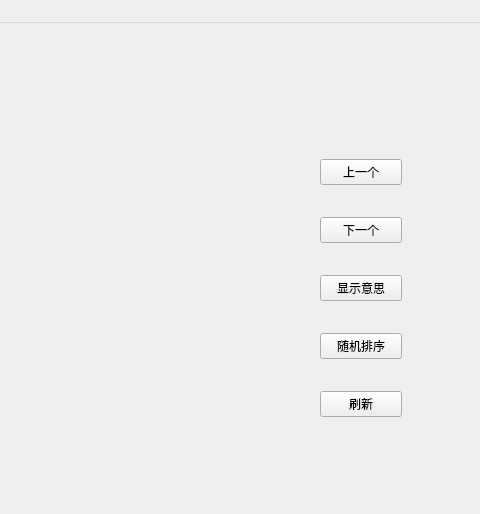
walker51758/QtGit, file wordRecital_source_code/mainwindow.ui: the form before one commit; both pictures show x 320 to 800 and y 0 to 514 of the 800 by 600 pixel window.
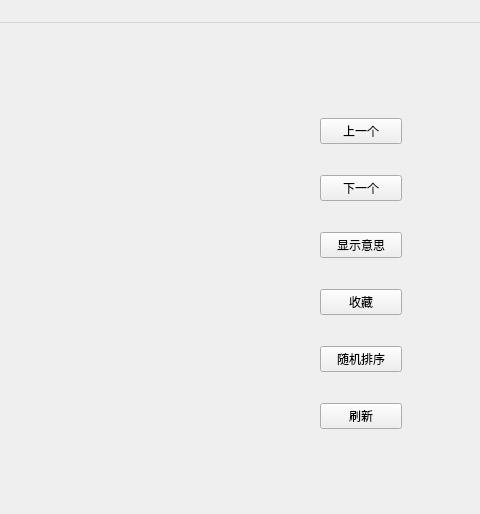
The form after the commit.

Commit message: 1. 修复了刷新或随机排序后中文显示错误的问题。 2. 添加了“复习”功能。主要是增加了一个表格"review"来储存想要记录的单词。可以一键清空。 3. 为“下一个”“上一个”“收藏”添加了快捷键。

The edit to the form file:
```diff
--- a/wordRecital_source_code/mainwindow.ui
+++ b/wordRecital_source_code/mainwindow.ui
@@ -69,9 +69,9 @@
     <property name="geometry">
      <rect>
       <x>640</x>
-      <y>110</y>
+      <y>70</y>
       <width>82</width>
-      <height>311</height>
+      <height>361</height>
      </rect>
     </property>
     <layout class="QVBoxLayout" name="verticalLayout">
@@ -96,6 +96,13 @@
        </property>
       </widget>
      </item>
+     <item>
+      <widget class="QPushButton" name="collectPushButton">
+       <property name="text">
+        <string>收藏</string>
+       </property>
+      </widget>
+     </item>
      <item>
       <widget class="QPushButton" name="randomPushButton">
        <property name="text">
```
Left out of the diff: 6 changed lines with no effect on the pictures. The commit also changes 4 other files.
